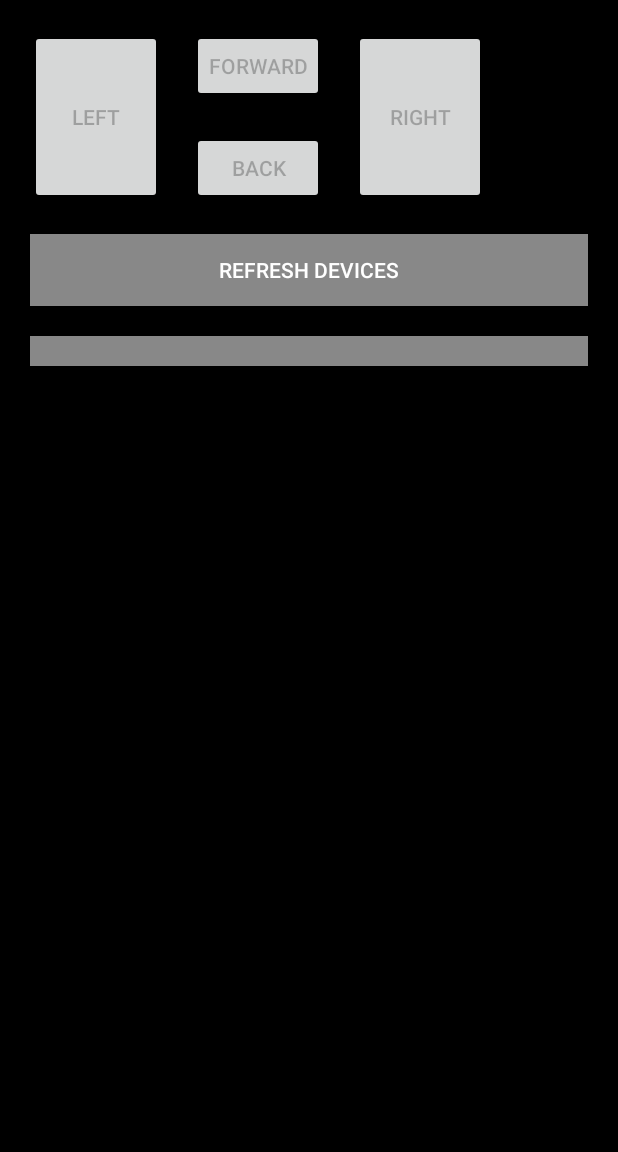
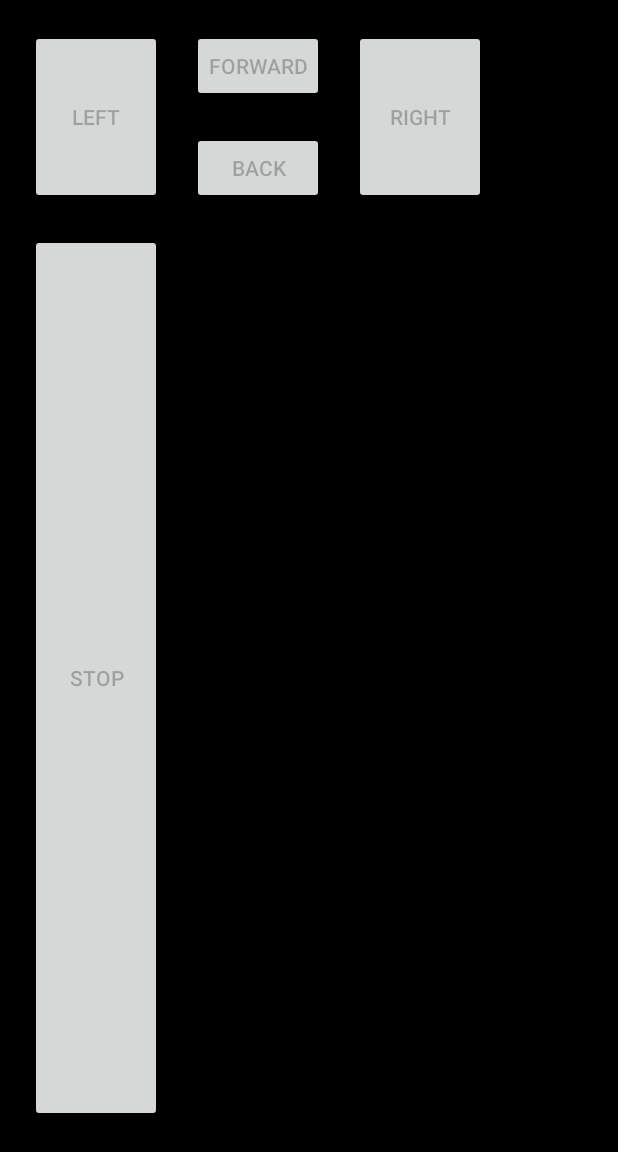
Before and after one commit to SezerUrun/BluetoothControlledVehicle, an Android app: the screen it shows after launch (MainActivity), on a phone screen of 412 x 824 dp, the part 84-1236 px from its top. Run offline under Robolectric (Android 15) with nearby library versions, the phone set to English and light mode, and no system bars.

Commit message:
Update activity_main.xml

```diff
--- a/AndroidApp/app/src/main/res/layout/activity_main.xml
+++ b/AndroidApp/app/src/main/res/layout/activity_main.xml
@@ -71,6 +71,19 @@
                     android:enabled="false"/>
             </LinearLayout>
         </LinearLayout>
+        <LinearLayout
+                android:layout_width="wrap_content"
+                android:layout_height="match_parent"
+                android:orientation="horizontal">
+                <Button
+                    android:layout_width="wrap_content"
+                    android:layout_height="match_parent"
+                    android:layout_margin="10dp"
+                    android:padding="10dp"
+                    android:id="@+id/button_stop"
+                    android:text="Stop"
+                    android:enabled="false"/>
+            </LinearLayout>
 
         <Button
             android:layout_width="match_parent"
```
